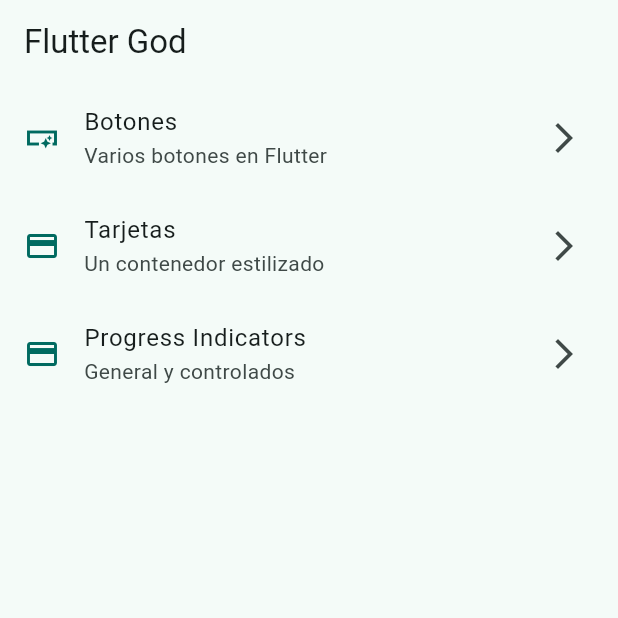
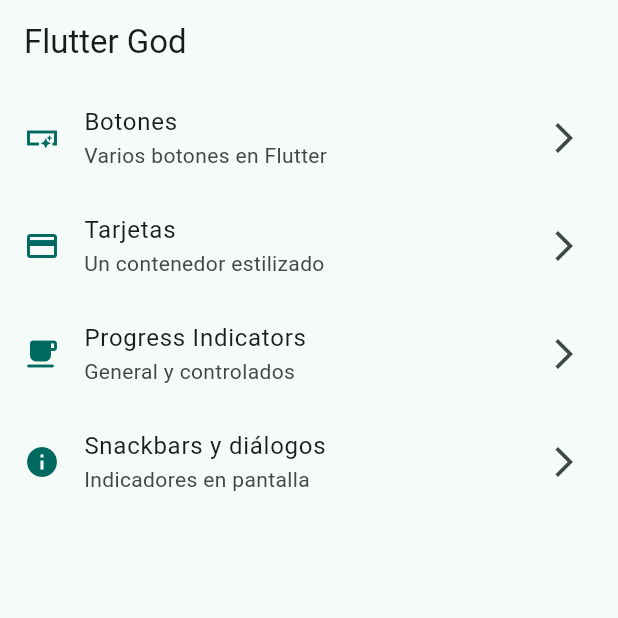
Before and after one commit to JonatanPanjoj/widgets_app, a Flutter app: the screen it shows after launch, on a phone screen of 412 x 824 dp, the top half of it. Run offline on Flutter 3.47's test engine with Material 2 defaults, Android fonts, the phone set to English and light mode, and no system bars; our stand-ins replace go_router.

Commit message:
Snackbars dialogs finished

```diff
--- a/lib/config/menu/menu_items.dart
+++ b/lib/config/menu/menu_items.dart
@@ -31,6 +31,12 @@ const appMenuItems = <MenuItem> [
     title: 'Progress Indicators',
     subTitle: 'General y controlados',
     link: '/progress',
-    icon: Icons.credit_card,
+    icon: Icons.local_cafe_rounded,
+  ),
+  MenuItem(
+    title: 'Snackbars y diálogos',
+    subTitle: 'Indicadores en pantalla',
+    link: '/snackbars',
+    icon: Icons.info,
   ),
 ];
--- a/lib/config/router/app_router.dart
+++ b/lib/config/router/app_router.dart
@@ -24,5 +24,10 @@ final appRouter = GoRouter(
       name: ProgressScreen.name,
       builder: (context, state) => const ProgressScreen(),
     ),
+    GoRoute(
+      path: '/snackbars',
+      name: SnackBarScreen.name,
+      builder: (context, state) => const SnackBarScreen(),
+    ),
   ]
 );
--- a/lib/main.dart
+++ b/lib/main.dart
@@ -12,6 +12,7 @@ class MainApp extends StatelessWidget {
   @override
   Widget build(BuildContext context) {
     return MaterialApp.router(
+      title: 'Flutter Widgets',
       routerConfig: appRouter,
       debugShowCheckedModeBanner: false,
       theme: AppTheme(selectedColor: 1).getTheme(),
```
Also changed, not shown: lib/presentation/screens/snackbar/snackbar_screen.dart (+61 -1 lines).
